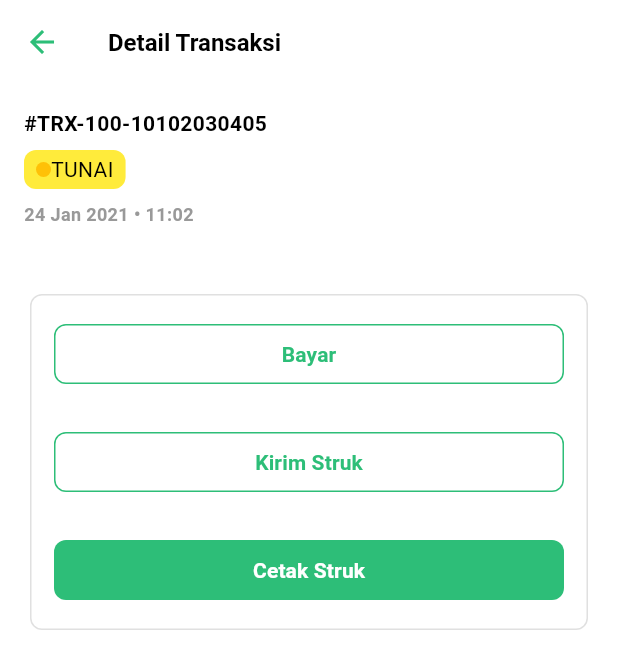
After one commit to ammaribrahim-rpl/widget_latihan, a Flutter app: the screen it shows after launch, on a phone screen of 412 x 824 dp. The commit adds this screen. Shown: the top 669 px of the screen. Run offline on Flutter 3.47's test engine with Material 3 defaults, Android fonts, the phone set to English and light mode, and no system bars.

Commit message:
make_detail_page

```diff
--- a/lib/main.dart
+++ b/lib/main.dart
@@ -1,5 +1,6 @@
 import 'package:flutter/material.dart';
-import 'package:widget_latihan/page/receipt.dart';
+import 'package:widget_latihan/page/detail_page.dart';
+import 'package:widget_latihan/page/receipt_page.dart';
 
 import 'my_widget/my_button.dart';
 import 'my_widget/my_gridview.dart';
@@ -24,10 +25,10 @@ class MyApp extends StatelessWidget {
       debugShowCheckedModeBanner: false,
       title: 'Flutter Demo',
       theme: ThemeData(
-        colorScheme: ColorScheme.fromSeed(seedColor: Colors.deepPurple),
+        colorScheme: ColorScheme.light(),
       ),
       // Attribut untuk menampilkan widget pertama yg akan ditampilakn ketika aplikasi di Running
-      home: const ReceiptPage(),
+      home: const DetailPage(),
     );
   }
 }
--- /dev/null
+++ b/lib/page/detail_page.dart
@@ -0,0 +1,127 @@
+import 'package:flutter/material.dart';
+
+class DetailPage extends StatelessWidget {
+  const DetailPage({super.key});
+
+  @override
+  Widget build(BuildContext context) {
+    return Scaffold(
+      appBar: AppBar(
+        centerTitle: false,
+        leading: Icon(Icons.arrow_back, size: 24, color: Color(0xff2DBE78)),
+        title: Text(
+          'Detail Transaksi',
+          style: TextStyle(fontWeight: FontWeight.w600, fontSize: 16),
+        ),
+      ),
+      body: Padding(
+        padding: const EdgeInsets.all(16.0),
+        child: ListView(
+          children: [
+            Column(
+              crossAxisAlignment: CrossAxisAlignment.start,
+              children: [
+                Text(
+                  '#TRX-100-10102030405',
+                  style: TextStyle(fontWeight: FontWeight.w600),
+                ),
+                SizedBox(height: 8),
+                Container(
+                  padding: EdgeInsets.symmetric(vertical: 3, horizontal: 8),
+                  decoration: BoxDecoration(
+                    color: Colors.yellow,
+                    borderRadius: BorderRadius.circular(8),
+                  ),
+                  child: Row(
+                    mainAxisSize: MainAxisSize.min,
+                    children: [
+                      Container(
+                        width: 10,
+                        height: 10,
+                        decoration: BoxDecoration(
+                          color: Colors.amber,
+                          shape: BoxShape.circle,
+                        ),
+                      ),
+                      Text('TUNAI'),
+                    ],
+                  ),
+                ),
+                SizedBox(height: 8),
+                Text(
+                  '24 Jan 2021 • 11:02',
+                  style: TextStyle(
+                    color: Color(0xff999999),
+                    fontSize: 12,
+                    fontWeight: FontWeight.bold,
+                  ),
+                ),
+              ],
+            ),
+            SizedBox(height: 41),
+            Card(
+              elevation: 0,
+              shape: RoundedRectangleBorder(
+                borderRadius: BorderRadius.circular(8),
+                side: BorderSide(color: Color(0xffE0E0E0)),
+              ),
+              child: Padding(
+                padding: const EdgeInsets.all(16.0),
+                child: Column(
+                  crossAxisAlignment: CrossAxisAlignment.stretch,
+                  children: [
+                    OutlinedButton(
+                      onPressed: () {},
+                      style: OutlinedButton.styleFrom(
+                        side: BorderSide(color: Color(0xff2DBE78)),
+                        foregroundColor: Color(0xff2DBE78),
+                        shape: RoundedRectangleBorder(
+                          borderRadius: BorderRadius.circular(8),
+                        ),
+                      ),
+                      child: Text(
+                        'Bayar',
+                        style: TextStyle(fontWeight: FontWeight.bold),
+                      ),
+                    ),
+                    SizedBox(height: 24),
+                    OutlinedButton(
+                      onPressed: () {},
+                      style: OutlinedButton.styleFrom(
+                        side: BorderSide(color: Color(0xff2DBE78)),
+                        foregroundColor: Color(0xff2DBE78),
+                        shape: RoundedRectangleBorder(
+                          borderRadius: BorderRadius.circular(8),
+                        ),
+                      ),
+                      child: Text(
+                        'Kirim Struk',
+                        style: TextStyle(fontWeight: FontWeight.bold),
+                      ),
+                    ),
+                    SizedBox(height: 24),
+                    ElevatedButton(
+                      onPressed: () {},
+                      style: ElevatedButton.styleFrom(
+                        shadowColor: Colors.transparent,
+                        backgroundColor: Color(0xff2DBE78),
+                        foregroundColor: Color(0xffffffff),
+                        shape: RoundedRectangleBorder(
+                          borderRadius: BorderRadius.circular(8),
+                        ),
+                      ),
+                      child: Text(
+                        'Cetak Struk',
+                        style: TextStyle(fontWeight: FontWeight.bold),
+                      ),
+                    ),
+                  ],
+                ),
+              ),
+            ),
+          ],
+        ),
+      ),
+    );
+  }
+}
```
